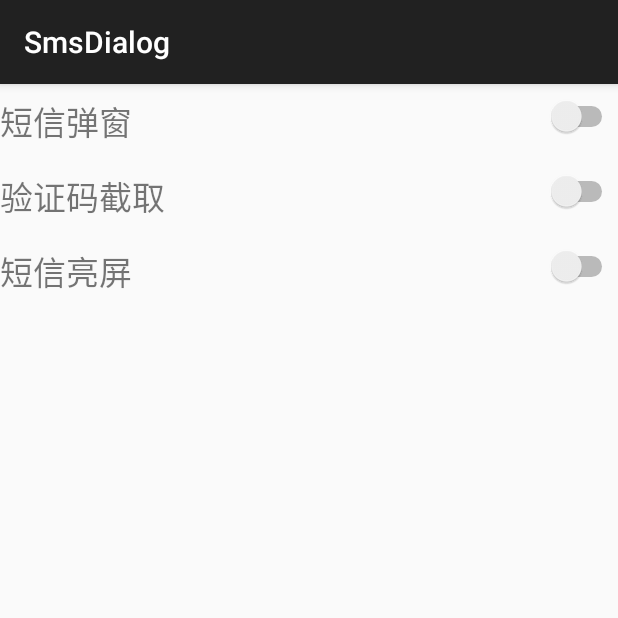
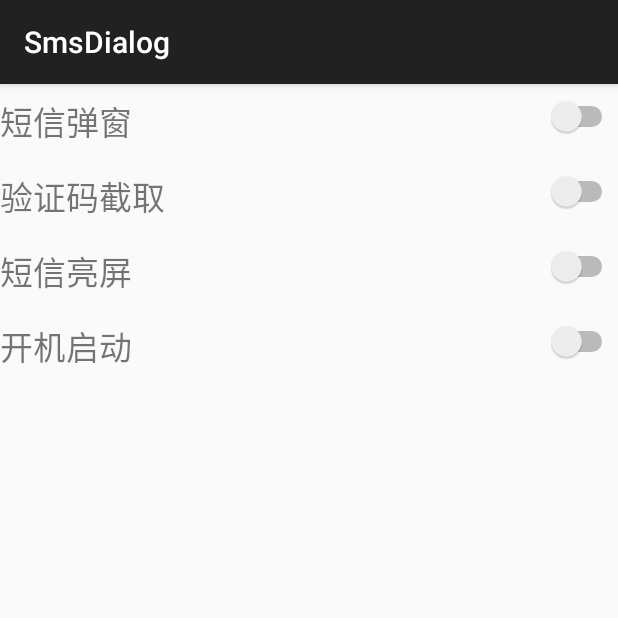
Before and after one commit to hanjiij/MsmDialog, an Android app: the screen it shows after launch (MainActivity), on a phone screen of 412 x 824 dp, the top half of it. Run offline under Robolectric (Android 15) with nearby library versions, the phone set to English and light mode, and no system bars.

Commit message:
添加开启启动选项

```diff
--- a/app/src/main/java/com/hj/smsdialog/Config.java
+++ b/app/src/main/java/com/hj/smsdialog/Config.java
@@ -11,6 +11,7 @@ public class Config {
     public static String IS_DIALOG_SMS = "is_dialog_sms";
     public static String IS_DIALOG_SMS_IDENTIFY = "is_dialog_sms_identify";
     public static String IS_DIALOG_SMS_LIGHT = "is_dialog_sms_light";
+    public static String IS_DIALOG_SMS_START_UP = "is_dialog_sms_start_up";
 
     /**
      * 判断服务是否启动
--- a/app/src/main/java/com/hj/smsdialog/MainActivity.java
+++ b/app/src/main/java/com/hj/smsdialog/MainActivity.java
@@ -14,6 +14,7 @@ public class MainActivity extends ActionBarActivity {
     private Switch smsDialogs;
     private Switch smsdialog_identify;
     private Switch smsdialog_light;
+    private Switch smsdialog_start_up;
 
     @Override
     protected void onCreate(Bundle savedInstanceState) {
@@ -63,6 +64,15 @@ public class MainActivity extends ActionBarActivity {
                         .setConfig(Config.IS_DIALOG_SMS_LIGHT, isChecked);
             }
         });
+
+        // 是否开机启动
+        smsdialog_start_up.setOnCheckedChangeListener(new CompoundButton.OnCheckedChangeListener() {
+            @Override
+            public void onCheckedChanged(CompoundButton buttonView, boolean isChecked) {
+                DataUtil.getInstance(MainActivity.this)
+                        .setConfig(Config.IS_DIALOG_SMS_START_UP, isChecked);
+            }
+        });
     }
 
     /**
@@ -73,6 +83,7 @@ public class MainActivity extends ActionBarActivity {
         smsDialogs = (Switch) findViewById(R.id.smsdialog);
         smsdialog_identify = (Switch) findViewById(R.id.smsdialog_identify);
         smsdialog_light = (Switch) findViewById(R.id.smsdialog_light);
+        smsdialog_start_up= (Switch) findViewById(R.id.smsdialog_start_up);
 
         boolean isOpen = DataUtil.getInstance(MainActivity.this).getConfig(Config.IS_DIALOG_SMS);
         if (isOpen) {
@@ -90,5 +101,7 @@ public class MainActivity extends ActionBarActivity {
                 DataUtil.getInstance(MainActivity.this).getConfig(Config.IS_DIALOG_SMS_IDENTIFY));
         smsdialog_light.setChecked(
                 DataUtil.getInstance(MainActivity.this).getConfig(Config.IS_DIALOG_SMS_LIGHT));
+        smsdialog_start_up.setChecked(
+                DataUtil.getInstance(MainActivity.this).getConfig(Config.IS_DIALOG_SMS_START_UP));
     }
 }
--- a/app/src/main/java/com/hj/smsdialog/broadcast/bootReceiver.java
+++ b/app/src/main/java/com/hj/smsdialog/broadcast/bootReceiver.java
@@ -16,8 +16,10 @@ public class bootReceiver extends BroadcastReceiver {
     public void onReceive(Context context, Intent intent) {
         // TODO: This method is called when the BroadcastReceiver is receiving
 
-        if ((!Config.isMyServiceRunning(context, "com.hj.smsdialog.service.smsDialogService")) &&
-                DataUtil.getInstance(context).getConfig(Config.IS_DIALOG_SMS)) {
+        if (DataUtil.getInstance(context).getConfig(Config.IS_DIALOG_SMS) &&
+                DataUtil.getInstance(context).getConfig(Config.IS_DIALOG_SMS_START_UP) &&
+                (!Config.isMyServiceRunning(context,
+                        "com.hj.smsdialog.service.smsDialogService"))) {
             Intent service = new Intent(context, smsDialogService.class);
             context.startService(service);
         }
--- a/app/src/main/res/layout/activity_main.xml
+++ b/app/src/main/res/layout/activity_main.xml
@@ -64,4 +64,23 @@
             android:layout_alignParentRight="true"/>
     </RelativeLayout>
 
+    <RelativeLayout
+        android:layout_width="wrap_content"
+        android:layout_height="50dp"
+        android:gravity="center">
+
+        <TextView
+            android:layout_width="wrap_content"
+            android:layout_height="wrap_content"
+            android:layout_alignParentLeft="true"
+            android:text="@string/smsdialog_start_up"
+            android:textSize="10pt"/>
+
+        <Switch
+            android:id="@+id/smsdialog_start_up"
+            android:layout_width="wrap_content"
+            android:layout_height="wrap_content"
+            android:layout_alignParentRight="true"/>
+    </RelativeLayout>
+
 </LinearLayout>
--- a/app/src/main/res/values/strings.xml
+++ b/app/src/main/res/values/strings.xml
@@ -6,4 +6,5 @@
     <string name="smsdialog">短信弹窗</string>
     <string name="smsdialog_light">短信亮屏</string>
     <string name="smsdialog_identify">验证码截取</string>
+    <string name="smsdialog_start_up">开机启动</string>
 </resources>
```
